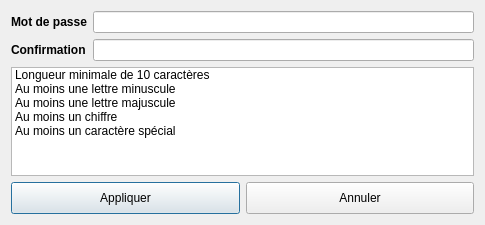
The window that client/src/dialogs/PasswordStrengthDialog.ui (introlab/openteraplus) describes before a commit, drawn with Qt 5.
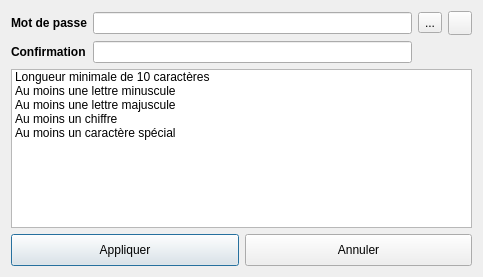
The same window after the commit. Icons and pictures are not drawn.

What changed in the file:
```diff
--- a/client/src/dialogs/PasswordStrengthDialog.ui
+++ b/client/src/dialogs/PasswordStrengthDialog.ui
@@ -6,8 +6,8 @@
    <rect>
     <x>0</x>
     <y>0</y>
-    <width>485</width>
-    <height>225</height>
+    <width>483</width>
+    <height>277</height>
    </rect>
   </property>
   <property name="minimumSize">
@@ -33,7 +33,6 @@
       <widget class="QLabel" name="lblPassword">
        <property name="font">
         <font>
-         <weight>75</weight>
          <bold>true</bold>
         </font>
        </property>
@@ -46,7 +45,6 @@
       <widget class="QLabel" name="lblPasswordConf">
        <property name="font">
         <font>
-         <weight>75</weight>
          <bold>true</bold>
         </font>
        </property>
@@ -55,6 +53,29 @@
        </property>
       </widget>
      </item>
+     <item row="0" column="3">
+      <widget class="QToolButton" name="btnGeneratePassword">
+       <property name="minimumSize">
+        <size>
+         <width>24</width>
+         <height>24</height>
+        </size>
+       </property>
+       <property name="cursor">
+        <cursorShape>PointingHandCursor</cursorShape>
+       </property>
+       <property name="toolTip">
+        <string>Générer mot de passe</string>
+       </property>
+       <property name="text">
+        <string/>
+       </property>
+       <property name="icon">
+        <iconset resource="../../resources/TeraClient.qrc">
+         <normaloff>:/icons/random.png</normaloff>:/icons/random.png</iconset>
+       </property>
+      </widget>
+     </item>
      <item row="1" column="1">
       <widget class="QLineEdit" name="txtPasswordConf">
        <property name="echoMode">
@@ -62,6 +83,23 @@
        </property>
       </widget>
      </item>
+     <item row="0" column="2">
+      <widget class="QToolButton" name="btnViewPassword">
+       <property name="cursor">
+        <cursorShape>PointingHandCursor</cursorShape>
+       </property>
+       <property name="text">
+        <string>...</string>
+       </property>
+       <property name="icon">
+        <iconset resource="../../resources/TeraClient.qrc">
+         <normaloff>:/icons/view_on.png</normaloff>:/icons/view_on.png</iconset>
+       </property>
+       <property name="checkable">
+        <bool>true</bool>
+       </property>
+      </widget>
+     </item>
     </layout>
    </item>
    <item>
```
